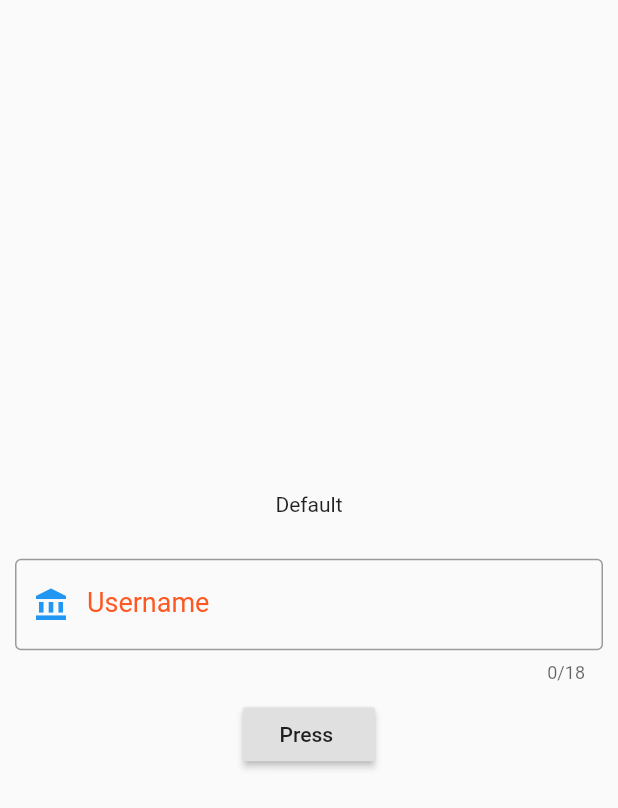
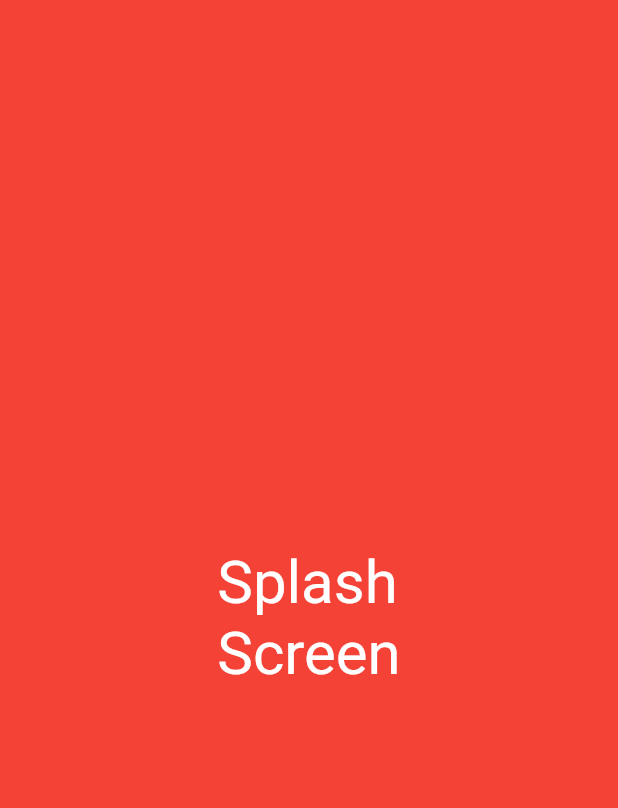
Before and after one commit to Rafid-tawhid/flutter1, a Flutter app: the screen it shows after launch, on a phone screen of 412 x 824 dp. Shown: the top 808 px of the screen. Run offline on Flutter 3.47's test engine with Material 2 defaults, Android fonts, the phone set to English and light mode, and no system bars; Roboto replaces fonts that are missing (Cursive).

Commit message:
Splash Screen and callback

```diff
--- a/lib/main.dart
+++ b/lib/main.dart
@@ -1,74 +1,57 @@
+import 'dart:async';
 import 'package:flutter/material.dart';
+
 
 void main() {
   runApp(myApp());
 }
+class myApp extends StatelessWidget {
+  const myApp({Key? key}) : super(key: key);
 
-class myApp extends StatelessWidget {
   @override
   Widget build(BuildContext context) {
     return MaterialApp(
-      title: 'Text Fields',
-      theme: ThemeData(primarySwatch: Colors.blue),
-      home: MyHomePage(),
+      theme: ThemeData(primarySwatch: Colors.deepOrange),
+      title: "Material App",
+      home: HomePage(),
     );
   }
 }
-
-class MyHomePage extends StatefulWidget {
-  const MyHomePage({Key? key}) : super(key: key);
+class HomePage extends StatefulWidget {
+  const HomePage({Key? key}) : super(key: key);
 
   @override
-  _MyHomePageState createState() => _MyHomePageState();
+  _HomePageState createState() => _HomePageState();
 }
 
-class _MyHomePageState extends State<MyHomePage> {
-  String myvar="Default";
-  String show="Default";
-  void showText()
+class _HomePageState extends State<HomePage> {
+
+  @override
+  void initState() {
+    // TODO: implement initState
+    super.initState();
+    debugPrint("Starteed Splash Screen");
+    Timer(Duration(seconds: 5),finished);
+  }
+
+  void finished()
   {
-    setState(() {
-      show=myvar;
-    });
+    debugPrint("Finished");
   }
   @override
   Widget build(BuildContext context) {
     return Scaffold(
+      backgroundColor: Colors.red,
       body: Column(
         mainAxisAlignment: MainAxisAlignment.center,
         children: [
-          Padding(
-            padding: const EdgeInsets.all(18.0),
-            child: Text("$show"),
-          ),
-          Padding(
-            padding: const EdgeInsets.all(10.0),
-            child: TextField(
-              onChanged: (text) {
-                myvar = text;
-              },
-              maxLength: 18,
-              decoration: InputDecoration(
-                  prefixIcon: Icon(
-                    Icons.account_balance,
-                    color: Colors.blue,
-                  ),
-                  border: OutlineInputBorder(),
-                  labelText: 'Username',
-                  labelStyle: TextStyle(
-                    color: Colors.deepOrange,
-                    fontSize: 18,
-                  )),
-              style: TextStyle(
-                color: Colors.red,
-                fontSize: 18.0,
-              ),
-            ),
-          ),
-          RaisedButton(onPressed: showText,
-          child: Text(
-            "Press ",
-          ),)
+          Row(
+            mainAxisAlignment: MainAxisAlignment.center,
+            children: [
+              Text("Splash\nScreen",style: TextStyle(fontSize: 40,color: Colors.white,fontFamily: "Cursive"),),
+
+            ],
+          )
         ],
       ),
     );
```
